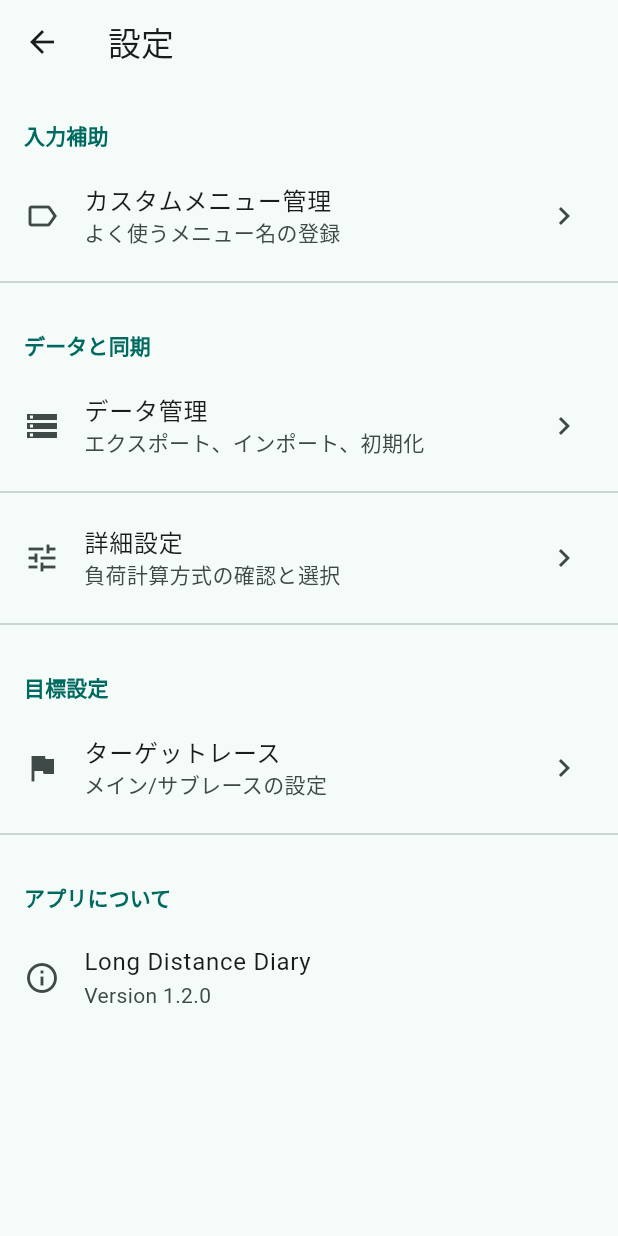
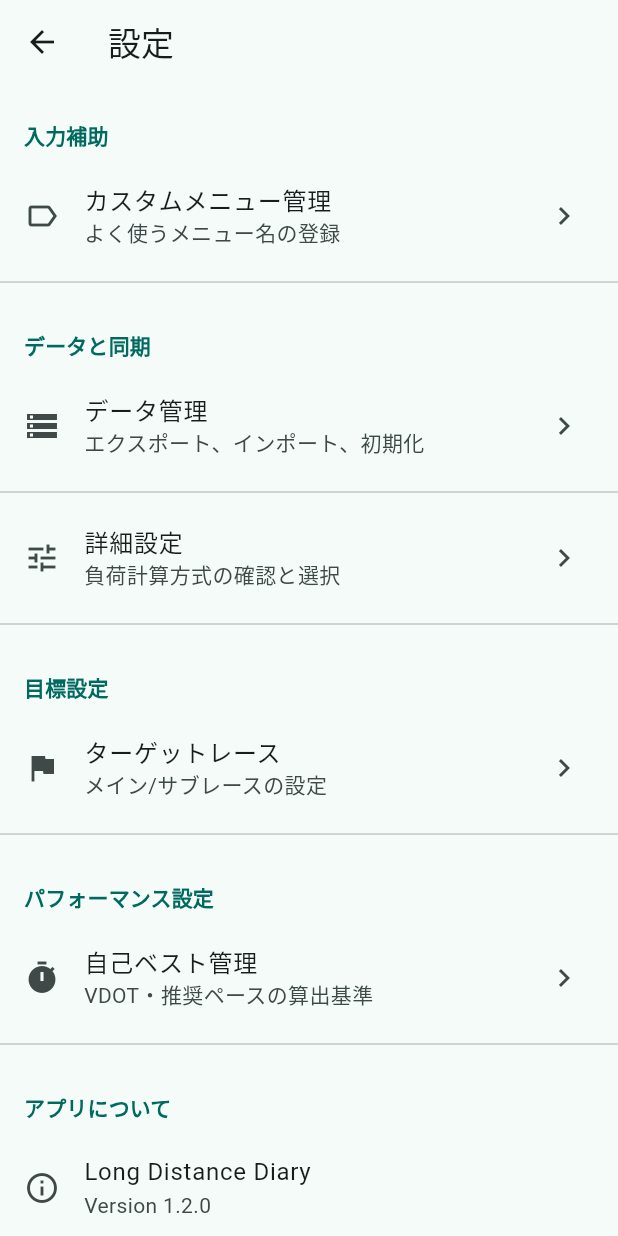
Before and after one commit to t-fan-gif/LongDistance_diary, a Flutter app: the SettingsScreen screen opened by its route, on a phone screen of 412 x 824 dp. Run offline on Flutter 3.47's test engine with Material 3 defaults, Android fonts, the phone set to English and light mode, and no system bars; our stand-ins replace drift, drift_flutter, file_picker, flutter_riverpod, go_router, share_plus and 2 more; missing offline and left inert: dart:js_interop; accounts and stored records are empty.

Commit message:
Restore Personal Best settings link

```diff
--- a/app/lib/features/settings/settings_screen.dart
+++ b/app/lib/features/settings/settings_screen.dart
@@ -79,6 +79,15 @@ class SettingsScreen extends ConsumerWidget {
             onTap: () => context.push('/settings/target-race'),
           ),
           const Divider(),
+          _buildSectionHeader(context, 'パフォーマンス設定'),
+          ListTile(
+            leading: const Icon(Icons.timer),
+            title: const Text('自己ベスト管理'),
+            subtitle: const Text('VDOT・推奨ペースの算出基準'),
+            trailing: const Icon(Icons.chevron_right),
+            onTap: () => context.push('/settings/pb'),
+          ),
+          const Divider(),
           _buildSectionHeader(context, 'アプリについて'),
           const ListTile(
             leading: Icon(Icons.info_outline),
```
Also changed, not shown: 3 other files.
